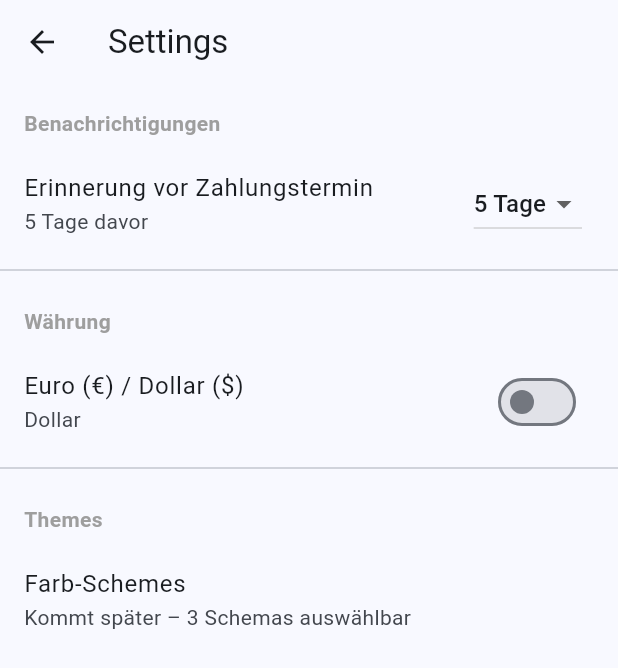
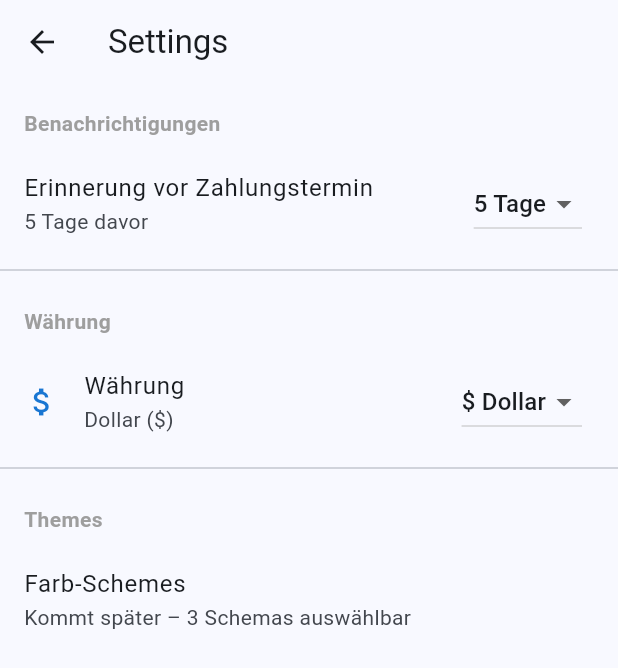
Before and after one commit to Swobold/WMC_Project, a Flutter app: the SettingsScreen screen opened directly, on a phone screen of 412 x 824 dp. Shown: the top 668 px of the screen. Run offline on Flutter 3.47's test engine with Material 3 defaults, Android fonts, the phone set to English and light mode, and no system bars; our stand-ins replace fl_chart; accounts and stored records are empty; network calls fail.

Commit message:
Währungs-Funktionalität im Frontend fertig gestellt

```diff
--- a/frontend/sub_zero_frontend/lib/components/family_member_card.dart
+++ b/frontend/sub_zero_frontend/lib/components/family_member_card.dart
@@ -7,19 +7,20 @@ class FamilyMemberCard extends StatelessWidget {
   final FamilyMemberWithStats member;
   final double percent;
   final Color color;
+  final String currency;
 
   const FamilyMemberCard({
     super.key,
     required this.member,
     required this.percent,
     required this.color,
+    required this.currency,
   });
 
   @override
   Widget build(BuildContext context) {
     final initial = member.username.isNotEmpty ? member.username[0].toUpperCase() : '?';
-    final sym = member.currency.toUpperCase() == 'USD' ? '\$' : '€';
-    final formattedSum = '$sym${member.sum.toStringAsFixed(2)}';
+    final formattedSum = '$currency${member.sum.toStringAsFixed(2)}';
 
     return Container(
       margin: const EdgeInsets.symmetric(horizontal: 16, vertical: 6),
--- a/frontend/sub_zero_frontend/lib/screens/settings_screen.dart
+++ b/frontend/sub_zero_frontend/lib/screens/settings_screen.dart
@@ -64,13 +64,20 @@ class _SettingsScreenState extends State<SettingsScreen> {
                   ),
                 ),
                 if (provider.user != null)
-                  SwitchListTile(
-                    title: const Text('Euro (€) / Dollar (\$)'),
-                    subtitle: Text(provider.user!.isEur ? 'Euro' : 'Dollar'),
-                    value: provider.user!.isEur,
-                    onChanged: (v) {
-                      if (v != null) provider.updateUserCurrency(v);
-                    },
+                  ListTile(
+                    leading: Icon(Icons.attach_money, color: Colors.blue[700]),
+                    title: const Text('Währung'),
+                    subtitle: Text(provider.user!.isEur ? 'Euro (€)' : 'Dollar (\$)'),
+                    trailing: DropdownButton<bool>(
+                      value: provider.user!.isEur,
+                      items: const [
+                        DropdownMenuItem(value: true, child: Text('€ Euro')),
+                        DropdownMenuItem(value: false, child: Text('\$ Dollar')),
+                      ],
+                      onChanged: (v) {
+                        if (v != null) provider.updateUserCurrency(v);
+                      },
+                    ),
                   ),
                 const Divider(),
                 const Padding(
```
Also changed, not shown: frontend/sub_zero_frontend/lib/providers/subzero_provider.dart (+19 -4 lines), frontend/sub_zero_frontend/lib/screens/analysis_screen.dart (+2 -15 lines), frontend/sub_zero_frontend/lib/screens/family_screen.dart (+2 -12 lines), frontend/sub_zero_frontend/lib/screens/home_screen.dart (+2 -10 lines), 2 other files.
